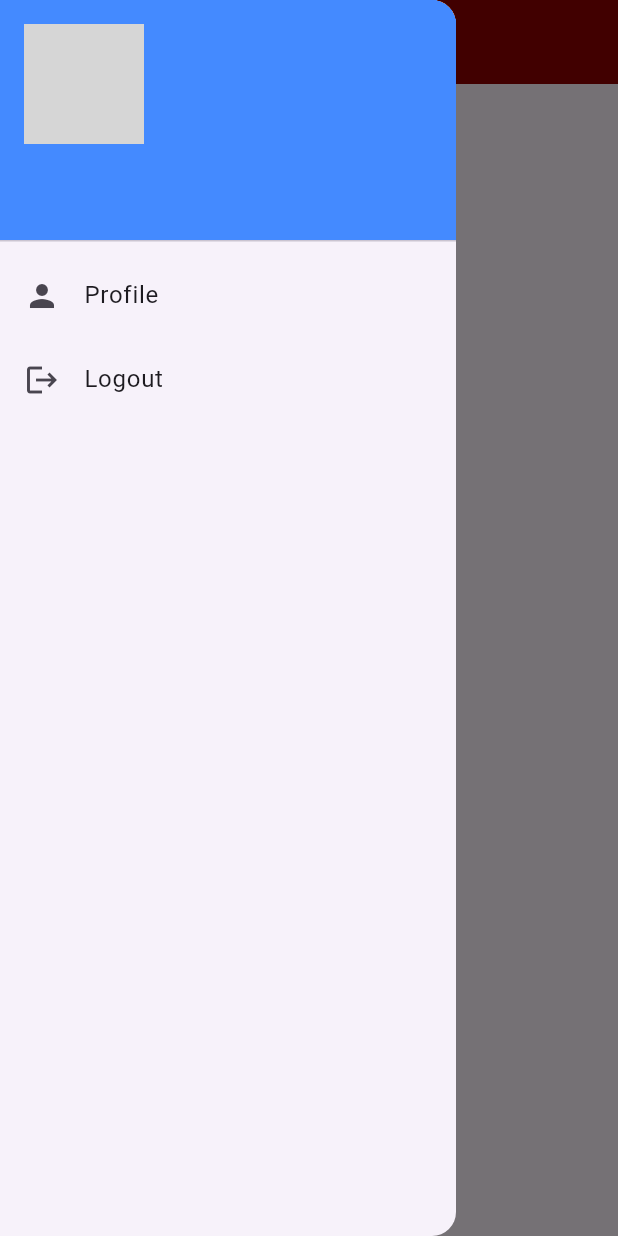
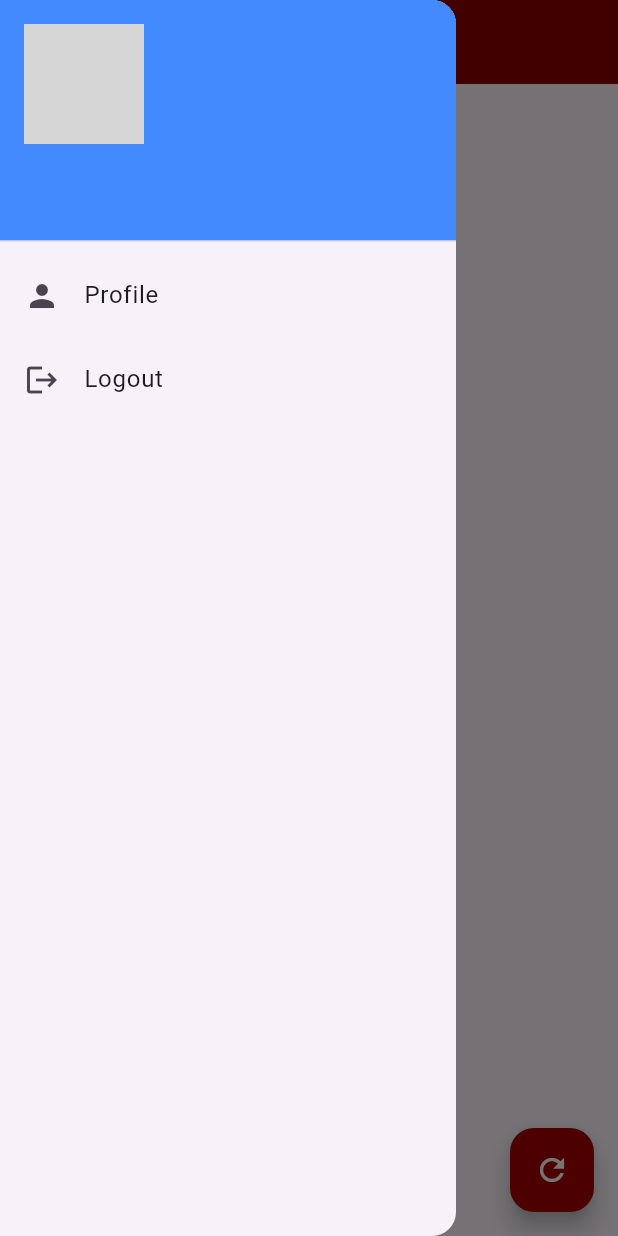
Before and after one commit to DBMS-CS3043-GROUP-38/SCMS-Flutter-Frontend, a Flutter app: the DriverScreen screen opened directly with empty values, with the side drawer open, on a phone screen of 412 x 824 dp. Run offline on Flutter 3.47's test engine with Material 3 defaults, Android fonts, the phone set to English and light mode, and no system bars; network calls fail; grey boxes are pictures that could not be loaded.

Commit message:
added a refresh button to the drivers

```diff
--- a/deliveryapp/lib/pages/driver.dart
+++ b/deliveryapp/lib/pages/driver.dart
@@ -139,6 +139,17 @@ class _DriverScreenState extends State<DriverScreen> {
             ),
           ],
         ),
+      ),
+      floatingActionButton: FloatingActionButton(
+        onPressed: () {
+          schedules.clear();
+          fetchSchedules();
+        },
+        child: Icon(
+          Icons.refresh,
+          color: Colors.white,
+        ),
+        backgroundColor: Color.fromARGB(255, 165, 0, 0),
       ),
     );
   }
```
